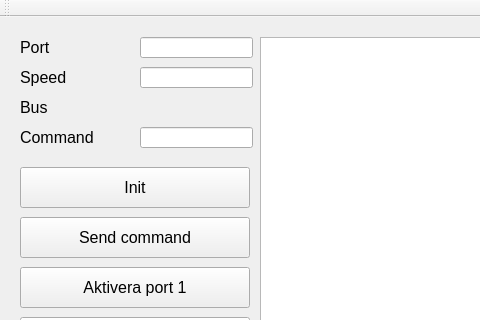
Before: the Qt Designer form mainwindow.ui in dennis-andersson/sioxtest, drawn with Qt 5; both pictures show x 0 to 480 and y 0 to 320 of the 626 by 499 pixel window.
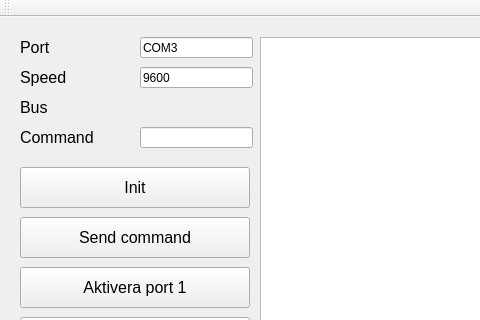
After: the same form once the commit is applied.

Diff of the .ui file:
```diff
--- a/mainwindow.ui
+++ b/mainwindow.ui
@@ -41,6 +41,9 @@
       <height>21</height>
      </rect>
     </property>
+    <property name="text">
+     <string>COM3</string>
+    </property>
    </widget>
    <widget class="QTextEdit" name="log">
     <property name="geometry">
@@ -197,13 +200,16 @@
       <height>21</height>
      </rect>
     </property>
+    <property name="text">
+     <string>9600</string>
+    </property>
    </widget>
    <widget class="QLabel" name="speedLabel">
     <property name="geometry">
      <rect>
       <x>20</x>
       <y>50</y>
-      <width>49</width>
+      <width>81</width>
       <height>21</height>
      </rect>
     </property>
```
Left out of the diff: 2 changed lines with no effect on the pictures.
